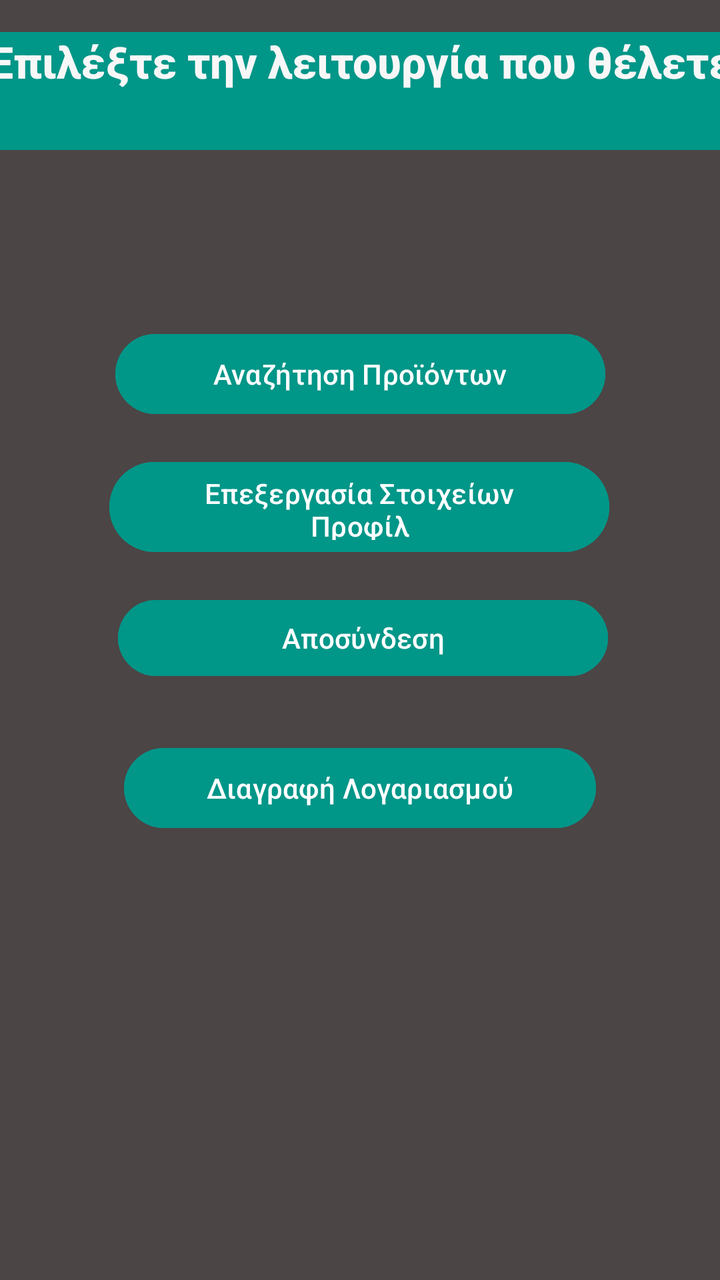
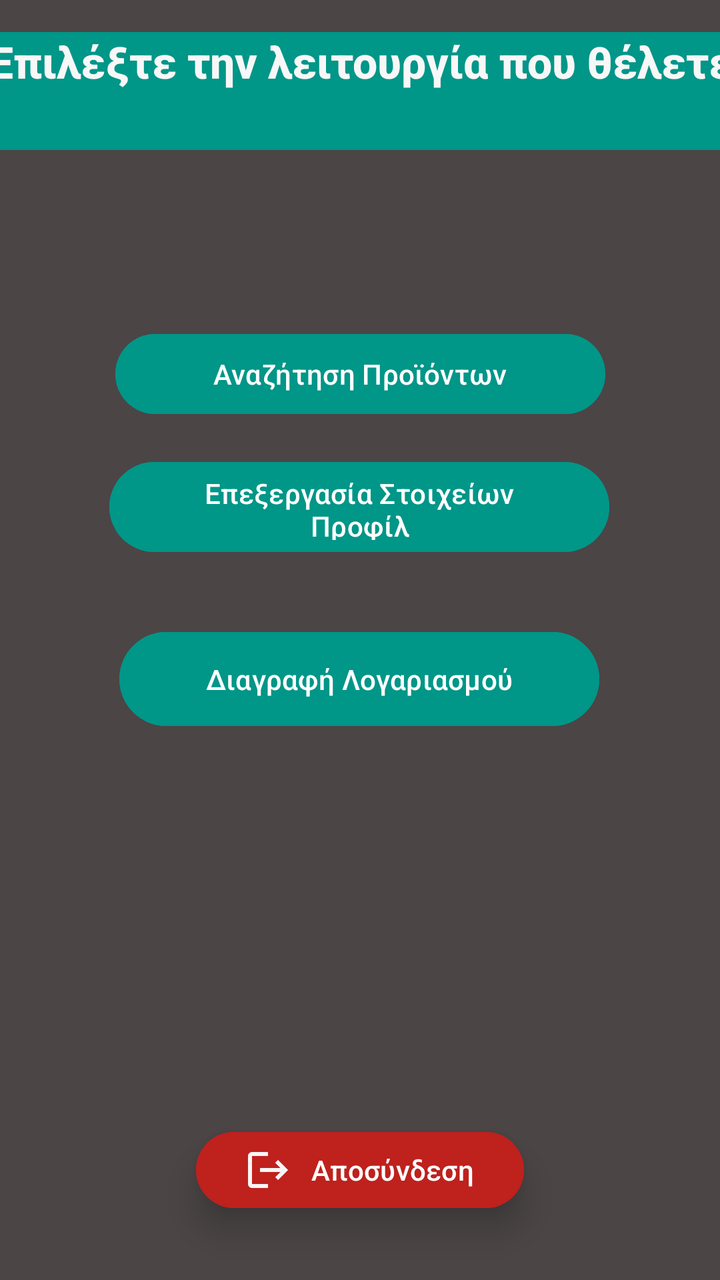

Two renders of the same Android screen: before a commit and after it. Below are the layout's source before the change and the commit's diff.
<!-- AndroidManifest.xml: application theme Theme.Team21 -->
<!-- res/layout/activity_customer_home_page.xml -->
<?xml version="1.0" encoding="utf-8"?>
<androidx.constraintlayout.widget.ConstraintLayout xmlns:android="http://schemas.android.com/apk/res/android"
    xmlns:app="http://schemas.android.com/apk/res-auto"
    xmlns:tools="http://schemas.android.com/tools"
    android:id="@+id/activityCseDashboard"
    android:layout_width="match_parent"
    android:layout_height="match_parent"
    android:background="#4B4545"
    tools:context=".view.customer.CustomerHomePageActivity">

    <TextView
        android:id="@+id/txtCustomerHomePageHeader"
        android:layout_width="411dp"
        android:layout_height="59dp"

        android:layout_marginTop="16dp"

        android:background="#009688"
        android:backgroundTint="#009688"
        android:fontFamily="sans-serif-medium"
        android:text="Επιλέξτε την λειτουργία που θέλετε"
        android:textAlignment="center"
        android:textColor="#F8F7F7"
        android:textSize="22sp"
        android:textStyle="bold"
        app:layout_constraintEnd_toEndOf="parent"
        app:layout_constraintStart_toStartOf="parent"
        app:layout_constraintTop_toTopOf="parent"
        tools:ignore="UnknownId" />

    <Button
        android:id="@+id/btnCustomerHomePageFindProduct"
        android:layout_width="245dp"
        android:layout_height="48dp"
        android:layout_marginTop="88dp"
        android:backgroundTint="#009688"
        android:text="Αναζήτηση Προϊόντων"
        app:layout_constraintEnd_toEndOf="parent"
        app:layout_constraintStart_toStartOf="parent"
        app:layout_constraintTop_toBottomOf="@+id/txtCustomerHomePageHeader" />

    <Button
        android:id="@+id/btnCustomerHomePageEditData"
        android:layout_width="250dp"
        android:layout_height="53dp"
        android:layout_marginTop="16dp"
        android:backgroundTint="#009688"
        android:text="Επεξεργασία Στοιχείων Προφίλ"
        app:layout_constraintEnd_toEndOf="parent"
        app:layout_constraintHorizontal_bias="0.496"
        app:layout_constraintStart_toStartOf="parent"
        app:layout_constraintTop_toBottomOf="@+id/btnCustomerHomePageFindProduct" />

    <Button
        android:id="@+id/btnCustomerHomePageDisconnection"
        android:layout_width="245dp"
        android:layout_height="46dp"
        android:layout_marginTop="16dp"
        android:backgroundTint="#009688"
        android:text="Αποσύνδεση"
        app:layout_constraintEnd_toEndOf="parent"
        app:layout_constraintHorizontal_bias="0.512"
        app:layout_constraintStart_toStartOf="parent"
        app:layout_constraintTop_toBottomOf="@+id/btnCustomerHomePageEditData" />

    <Button
        android:id="@+id/btnCustomerHomePageDeleteaccount"
        android:layout_width="236dp"
        android:layout_height="48dp"
        android:layout_marginTop="28dp"
        android:backgroundTint="#009688"
        android:text="Διαγραφή Λογαριασμού"
        app:layout_constraintEnd_toEndOf="parent"
        app:layout_constraintStart_toStartOf="parent"
        app:layout_constraintTop_toBottomOf="@+id/btnCustomerHomePageDisconnection" />

</androidx.constraintlayout.widget.ConstraintLayout>
<!-- resources referenced by this layout -->
<resources>
  <style name="Theme.Team21" parent="Base.Theme.Team21" />
  <style name="Base.Theme.Team21" parent="Theme.Material3.DayNight.NoActionBar">
          
          
      </style>
</resources>

<!-- the commit's change to res/layout/activity_customer_home_page.xml (unified diff, before → after) -->
@@ -2,10 +2,11 @@
 <androidx.constraintlayout.widget.ConstraintLayout xmlns:android="http://schemas.android.com/apk/res/android"
     xmlns:app="http://schemas.android.com/apk/res-auto"
     xmlns:tools="http://schemas.android.com/tools"
-    android:id="@+id/activityCseDashboard"
+    android:id="@+id/main"
     android:layout_width="match_parent"
     android:layout_height="match_parent"
     android:background="#4B4545"
+    android:elevation="8dp"
     tools:context=".view.customer.CustomerHomePageActivity">
 
     <TextView
@@ -53,25 +54,27 @@
 
     <Button
         android:id="@+id/btnCustomerHomePageDisconnection"
-        android:layout_width="245dp"
+        android:layout_width="164dp"
         android:layout_height="46dp"
-        android:layout_marginTop="16dp"
+        android:layout_marginBottom="32dp"
+        android:backgroundTint="#BF211D"
+        android:drawableLeft="@drawable/account_logout"
+        android:text="Αποσύνδεση"
+        android:translationZ="10dp"
+        app:layout_constraintBottom_toBottomOf="parent"
+        app:layout_constraintEnd_toEndOf="parent"
+        app:layout_constraintStart_toStartOf="parent" />
+
+    <Button
+        android:id="@+id/btnCustomerHomePageDeleteaccount"
+        android:layout_width="240dp"
+        android:layout_height="55dp"
+        android:layout_marginTop="32dp"
         android:backgroundTint="#009688"
-        android:text="Αποσύνδεση"
+        android:text="Διαγραφή Λογαριασμού"
         app:layout_constraintEnd_toEndOf="parent"
-        app:layout_constraintHorizontal_bias="0.512"
+        app:layout_constraintHorizontal_bias="0.497"
         app:layout_constraintStart_toStartOf="parent"
         app:layout_constraintTop_toBottomOf="@+id/btnCustomerHomePageEditData" />
 
-    <Button
-        android:id="@+id/btnCustomerHomePageDeleteaccount"
-        android:layout_width="236dp"
-        android:layout_height="48dp"
-        android:layout_marginTop="28dp"
-        android:backgroundTint="#009688"
-        android:text="Διαγραφή Λογαριασμού"
-        app:layout_constraintEnd_toEndOf="parent"
-        app:layout_constraintStart_toStartOf="parent"
-        app:layout_constraintTop_toBottomOf="@+id/btnCustomerHomePageDisconnection" />
-
 </androidx.constraintlayout.widget.ConstraintLayout>
<!-- resource entries referenced after the edit -->
@@ -1,5 +1,11 @@
 <!-- resources referenced by this layout -->
 <resources>
+  <!-- drawable account_logout (drawable) -->
+  <vector xmlns:android="http://schemas.android.com/apk/res/android" android:autoMirrored="true" android:height="24dp" android:tint="#F8F5F5" android:viewportHeight="24" android:viewportWidth="24" android:width="24dp">
+        
+      <path android:fillColor="@android:color/white" android:pathData="M17,7l-1.41,1.41L18.17,11H8v2h10.17l-2.58,2.58L17,17l5,-5zM4,5h8V3H4c-1.1,0 -2,0.9 -2,2v14c0,1.1 0.9,2 2,2h8v-2H4V5z"/>
+      
+  </vector>
   <style name="Theme.Team21" parent="Base.Theme.Team21" />
   <style name="Base.Theme.Team21" parent="Theme.Material3.DayNight.NoActionBar">
           
